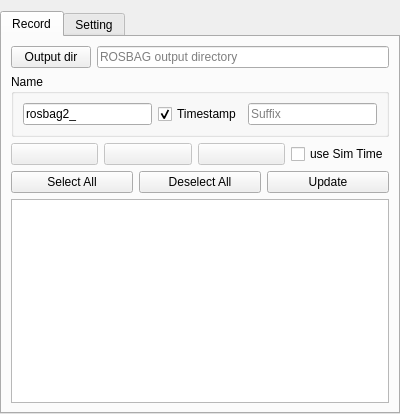
Above: src/ui/recorder.ui from shikishima-TasakiLab/rviz2_bag before the change. Below: the same form after it.
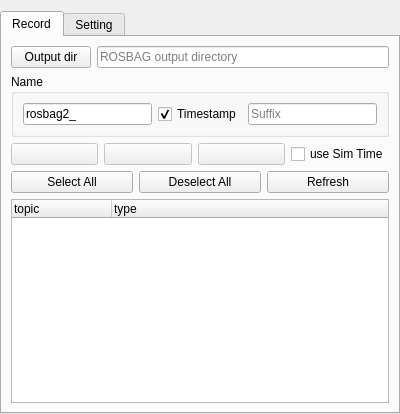
That is the form after the change. Icons and pictures are not drawn.

Commit message: ボタンのコールバックを追加

The edit to the form file:
```diff
--- a/src/ui/recorder.ui
+++ b/src/ui/recorder.ui
@@ -174,14 +174,25 @@
          <item>
           <widget class="QPushButton" name="pbtn__topic_update">
            <property name="text">
-            <string>Update</string>
+            <string>Refresh</string>
            </property>
           </widget>
          </item>
         </layout>
        </item>
        <item>
-        <widget class="QListWidget" name="list__topics"/>
+        <widget class="QTreeWidget" name="list__topics">
+         <column>
+          <property name="text">
+           <string>topic</string>
+          </property>
+         </column>
+         <column>
+          <property name="text">
+           <string>type</string>
+          </property>
+         </column>
+        </widget>
        </item>
       </layout>
      </widget>
```
Left out of the diff: 2 changed lines with no effect on the pictures. The commit also changes 2 other files.
